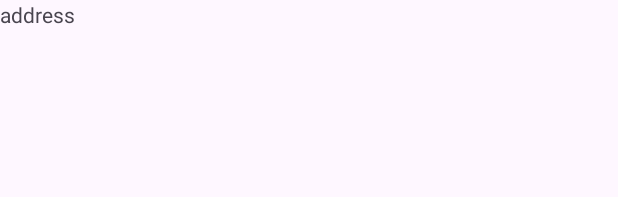
After one commit to hyo-4/madcamp_week01, an Android app: the layout fragment_main.xml on its own in the app's theme, with its tools: preview values and no code run, on a phone screen of 412 x 824 dp. The commit adds this screen. Shown: the top 197 px of the screen. Run offline under Robolectric (Android 15) with nearby library versions, the phone set to English and light mode, and no system bars.

Commit message:
fragment_main 추가

```diff
--- /dev/null
+++ b/app/src/main/res/layout/fragment_main.xml
@@ -0,0 +1,13 @@
+<?xml version="1.0" encoding="utf-8"?>
+<FrameLayout xmlns:android="http://schemas.android.com/apk/res/android"
+    xmlns:tools="http://schemas.android.com/tools"
+    android:layout_width="match_parent"
+    android:layout_height="match_parent"
+    tools:context=".Fragment_main">
+
+    <TextView
+        android:layout_width="match_parent"
+        android:layout_height="match_parent"
+        android:text="address" />
+
+</FrameLayout>
--- a/app/src/main/res/values/strings.xml
+++ b/app/src/main/res/values/strings.xml
@@ -1,3 +1,5 @@
 <resources>
     <string name="app_name">madcamp_week01</string>
+    <!-- TODO: Remove or change this placeholder text -->
+    <string name="hello_blank_fragment">Hello blank fragment</string>
 </resources>
```
Also changed, not shown: app/src/main/java/com/example/madcamp_week01/Fragment_main.kt (added, +25 -0 lines), app/src/main/res/layout/activity_main.xml (+21 -1 lines).
